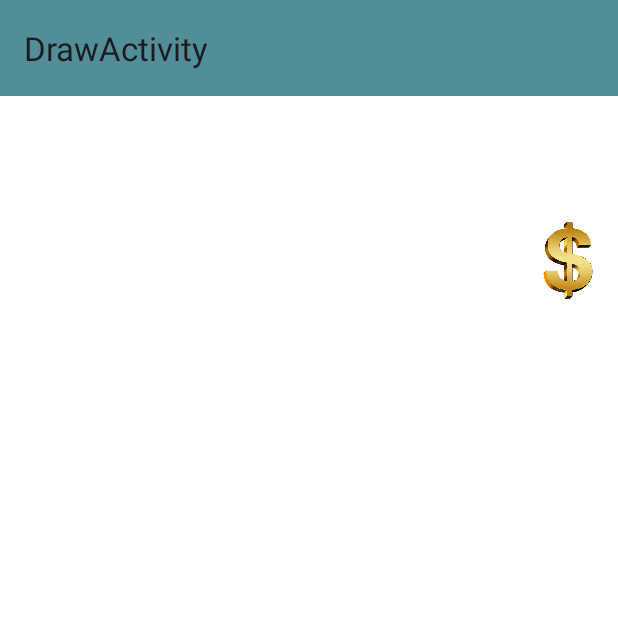
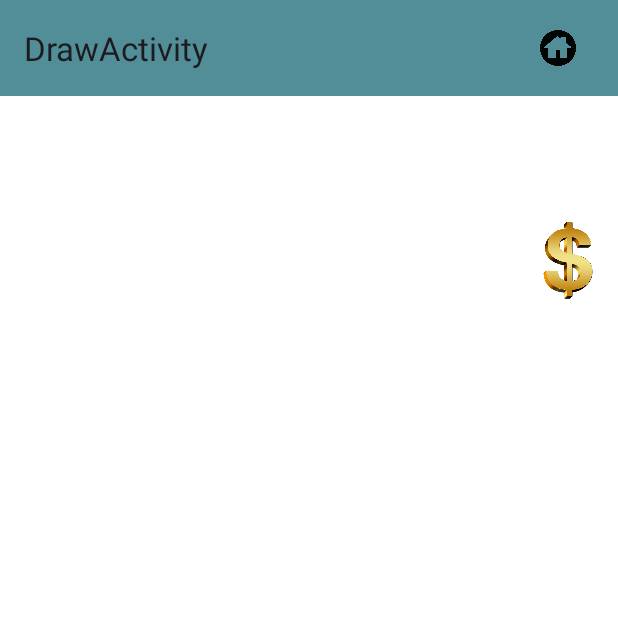
Before and after one commit to Patateon/Projet-Programmation-Mobile, an Android app: the DrawActivity screen opened directly, with no data from a screen before it, on a phone screen of 412 x 824 dp, the top half of it. Run offline under Robolectric (Android 15) with nearby library versions, the phone set to English and light mode, and no system bars; libraries missing offline, so code that uses them is left out: yuku.ambilwarna.

Commit message:
add home button

```diff
--- a/app/src/main/java/com/main/projet_programmation_mobile/activity/DrawActivity.java
+++ b/app/src/main/java/com/main/projet_programmation_mobile/activity/DrawActivity.java
@@ -1,5 +1,6 @@
 package com.main.projet_programmation_mobile.activity;
 
+import android.content.Intent;
 import android.graphics.Color;
 import android.os.Bundle;
 import android.view.View;
@@ -157,6 +158,12 @@ public class DrawActivity extends AppCompatActivity {
             }
         });
 
+        ImageButton homeButton = (ImageButton) findViewById(R.id.toolbarImageButton);
+        homeButton.setOnClickListener(v -> {
+            Intent intent = new Intent(this, MainMenuActivity.class);
+            startActivity(intent);
+        });
+
     }
 
     private void openColorPickerDialog() {
@@ -184,5 +191,4 @@ public class DrawActivity extends AppCompatActivity {
         buttonSegmentShape.setSelected(drawingView.isDrawingSegment());
     }
 
-
 }
--- a/app/src/main/res/layout/draw_main.xml
+++ b/app/src/main/res/layout/draw_main.xml
@@ -11,7 +11,6 @@
 
     <!-- Bouton pour afficher les options -->
 
-
     <androidx.appcompat.widget.Toolbar
         android:id="@+id/toolbar"
         android:layout_width="0dp"
@@ -21,7 +20,19 @@
         android:theme="?attr/actionBarTheme"
         app:layout_constraintEnd_toEndOf="parent"
         app:layout_constraintStart_toStartOf="parent"
-        app:layout_constraintTop_toTopOf="parent" />
+        app:layout_constraintTop_toTopOf="parent">
+
+        <ImageButton
+            android:id="@+id/toolbarImageButton"
+            android:layout_width="48dp"
+            android:layout_height="48dp"
+            android:adjustViewBounds="true"
+            android:backgroundTint="@color/blue_button"
+            android:scaleType="fitCenter"
+            android:src="@drawable/home"
+            android:layout_gravity="end"
+            android:layout_marginEnd="16dp" />
+    </androidx.appcompat.widget.Toolbar>
 
     <com.main.projet_programmation_mobile.activity.DrawingView
         android:id="@+id/drawingView"
@@ -46,7 +57,6 @@
         app:layout_constraintEnd_toEndOf="parent"
         app:layout_constraintStart_toStartOf="parent"
         app:layout_constraintTop_toBottomOf="@+id/drawingView" />
-
 
     <!-- Options Layout -->
     <LinearLayout
```
